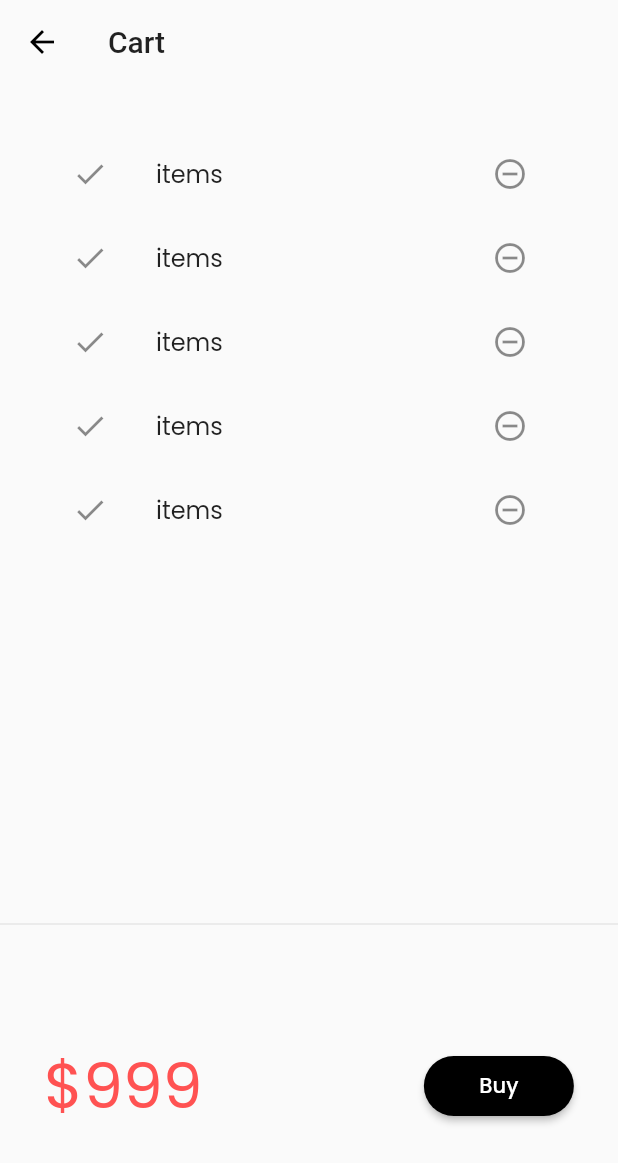
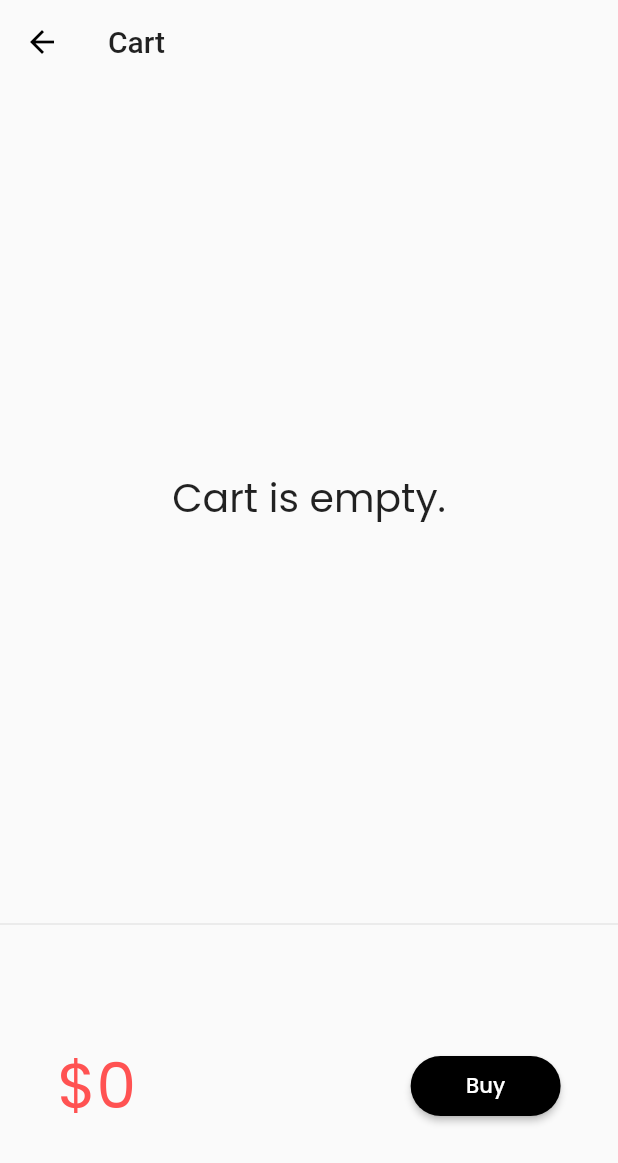
Before and after one commit to ankitpsamrat/Flutter-catalog-app, a Flutter app: the screen it shows after launch, after a tap on an icon or button, on a phone screen of 412 x 824 dp. Shown: the top 1163 px of the screen. Run offline on Flutter 3.47's test engine with Material 2 defaults, Android fonts, the phone set to English and light mode, and no system bars; drawn by our look-alikes of velocity_x; our stand-ins replace google_fonts; network calls fail.

Commit message:
first commit

```diff
--- /dev/null
+++ b/lib/core/store.dart
@@ -0,0 +1,15 @@
+import 'package:catalog/models/cart.dart';
+import 'package:catalog/models/catalog.dart';
+import 'package:velocity_x/velocity_x.dart';
+
+class MyStore extends VxStore {
+
+  CatalogModel catalog;
+  CartModel cart;
+
+  MyStore() {
+    catalog = CatalogModel();
+    cart = CartModel();
+    cart.catalog = catalog;
+  }
+}
--- a/lib/main.dart
+++ b/lib/main.dart
@@ -1,12 +1,14 @@
 import 'package:flutter/material.dart';
 import 'package:google_fonts/google_fonts.dart';
+import 'package:velocity_x/velocity_x.dart';
 import 'utils/routes.dart';
 import 'pages/home_page.dart';
 import 'pages/login_page.dart';
 import 'pages/cart_page.dart';
+import 'core/store.dart';
 
 void main() {
-  runApp(MyApp());
+  runApp(VxState(store: MyStore(), child: MyApp()));
 }
 
 class MyApp extends StatelessWidget {
--- a/lib/models/cart.dart
+++ b/lib/models/cart.dart
@@ -1,6 +1,7 @@
 import 'package:catalog/models/catalog.dart';
 
 class CartModel {
+
   late CatalogModel _catalog;
 
   final List<int> _itemIds = [];
--- a/lib/models/catalog.dart
+++ b/lib/models/catalog.dart
@@ -1,4 +1,6 @@
 class CatalogModel {
+
+
   static List<Item> items = <Item>[];
 
   Item getById(int id) => items.firstWhere(
--- a/lib/pages/cart_page.dart
+++ b/lib/pages/cart_page.dart
@@ -1,3 +1,4 @@
+import 'package:catalog/models/cart.dart';
 import 'package:flutter/material.dart';
 import 'package:velocity_x/velocity_x.dart';
 
@@ -21,6 +22,7 @@
 }
 
 class _CartTotal extends StatelessWidget {
+  final _cart = CartModel();
   @override
   Widget build(BuildContext context) {
     return SizedBox(
@@ -28,7 +30,7 @@
       child: Row(
         mainAxisAlignment: MainAxisAlignment.spaceAround,
         children: [
-          '\$999'.text.xl5.color(Colors.redAccent).make(),
+          '\$${_cart.totalPrice}'.text.xl5.color(Colors.redAccent).make(),
           30.widthBox,
           ElevatedButton(
             onPressed: () {
@@ -50,23 +52,23 @@
   }
 }
 
-class _CartList extends StatefulWidget {
-  @override
-  State<_CartList> createState() => __CartListState();
-}
-
-class __CartListState extends State<_CartList> {
+class _CartList extends StatelessWidget{
+  final _cart = CartModel();
   @override
   Widget build(BuildContext context) {
-    return ListView.builder(
-      itemCount: 5,
+    return _cart.items.isEmpty
+        ? 'Cart is empty.'.text.xl3.makeCentered()
+        : ListView.builder(
+            itemCount: _cart.items.length,
             itemBuilder: (context, index) => ListTile(
               leading: Icon(Icons.done),
               trailing: IconButton(
-          onPressed: () {},
                 icon: Icon(Icons.remove_circle_outline),
+                onPressed: () {
+                  _cart.remove(_cart.items[index]);
+                },
               ),
-        title: 'items'.text.make(),
+              title: _cart.items[index].name.text.make(),
             ),
           );
   }
--- /dev/null
+++ b/lib/widgets/home_widgets/add_to_cart.dart
@@ -0,0 +1,36 @@
+import 'package:flutter/cupertino.dart';
+import 'package:flutter/material.dart';
+import 'package:velocity_x/velocity_x.dart';
+import '/models/cart.dart';
+import '/models/catalog.dart';
+
+class AddToCart extends StatelessWidget {
+  final Item catalog;
+  AddToCart({
+    Key? key,
+    required this.catalog,
+  }) : super(key: key);
+
+  final _cart = CartModel();
+
+  @override
+  Widget build(BuildContext context) {
+    bool isInCart = _cart.items.contains(catalog);
+    return ElevatedButton(
+      onPressed: () {
+        if (!isInCart) {
+          isInCart = isInCart.toggle();
+          final _catalog = CatalogModel();
+          _cart.catalog = _catalog;
+          _cart.add(catalog);
+          // setState(() {});
+        }
+      },
+      style: ButtonStyle(
+        backgroundColor: MaterialStateProperty.all(Colors.black),
+        shape: MaterialStateProperty.all(StadiumBorder()),
+      ),
+      child: isInCart ? Icon(Icons.done) : Icon(CupertinoIcons.cart_badge_plus),
+    );
+  }
+}
--- a/lib/widgets/home_widgets/catalog_list.dart
+++ b/lib/widgets/home_widgets/catalog_list.dart
@@ -1,10 +1,11 @@
 // ignore_for_file: deprecated_member_use
 
+import 'package:flutter/material.dart';
+import 'package:velocity_x/velocity_x.dart';
+import '/widgets/home_widgets/add_to_cart.dart';
 import '/models/catalog.dart';
 import '/pages/home_detail_page.dart';
 import '/widgets/home_widgets/catalog_image.dart';
-import 'package:flutter/material.dart';
-import 'package:velocity_x/velocity_x.dart';
 
 class CatalogList extends StatelessWidget {
   @override
@@ -61,15 +62,7 @@
                         .xl
                         .color(Colors.black)
                         .make(),
-                    ElevatedButton(
-                      onPressed: () {},
-                      style: ButtonStyle(
-                        backgroundColor:
-                            MaterialStateProperty.all(Colors.black),
-                        shape: MaterialStateProperty.all(StadiumBorder()),
-                      ),
-                      child: 'Add to cart'.text.make(),
-                    ),
+                    AddToCart(catalog: catalog),
                   ],
                 ),
               ],
```
Also changed, not shown: lib/pages/home_detail_page.dart (+2 -8 lines). Lines whose indentation alone changed are shown as unchanged.
